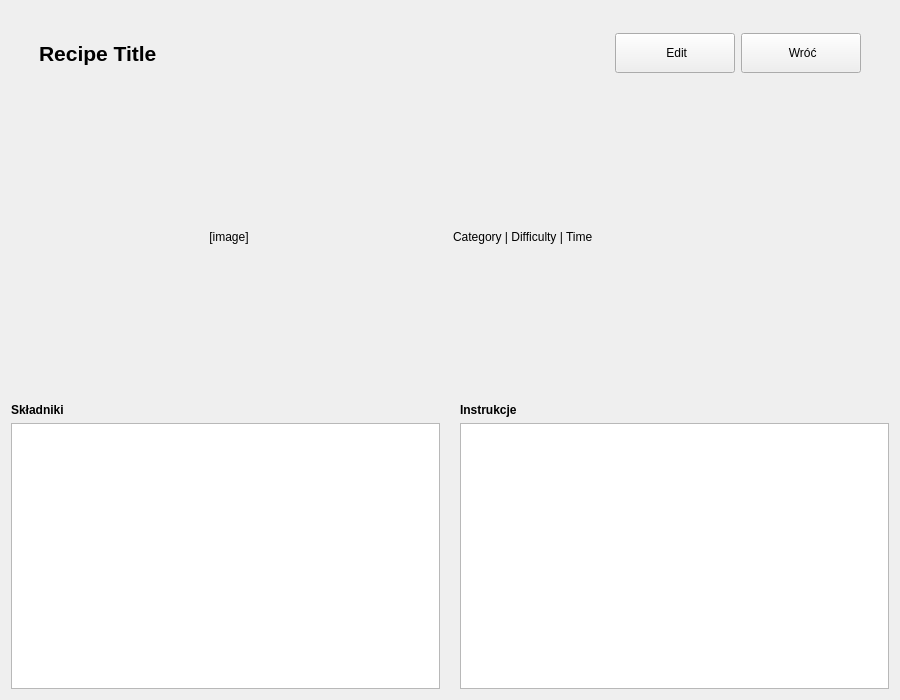
akmqu/recipe-manager, file RecipeManager/pages/RecipeDetailsPage.ui: the form before one commit.
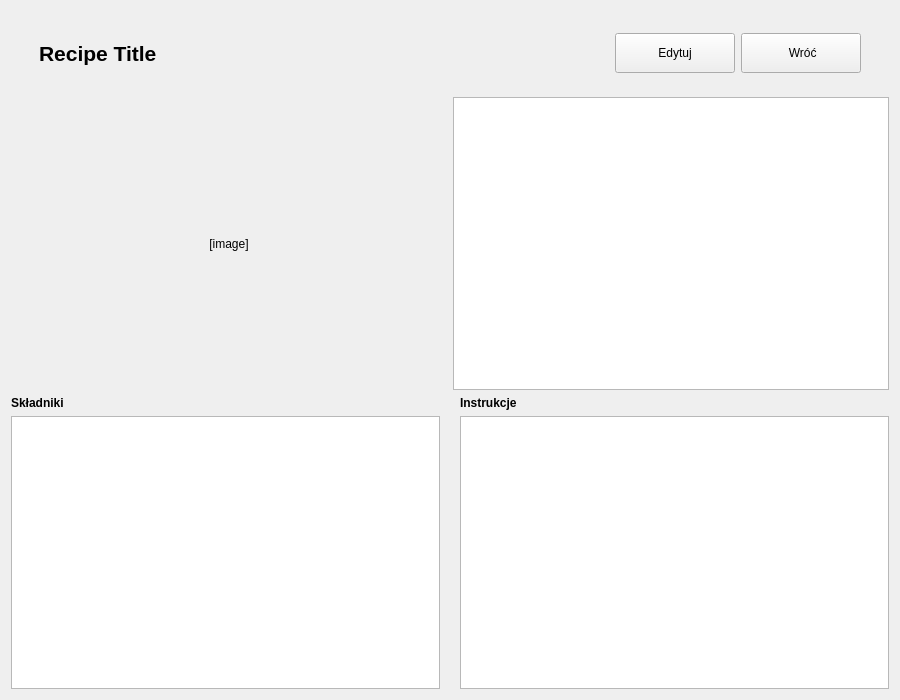
The form after the commit.

Commit message: page favorite, edit mode, photo load

The edit to the form file:
```diff
--- a/RecipeManager/pages/RecipeDetailsPage.ui
+++ b/RecipeManager/pages/RecipeDetailsPage.ui
@@ -79,7 +79,7 @@
             </size>
            </property>
            <property name="text">
-            <string> Edit</string>
+            <string>Edytuj</string>
            </property>
           </widget>
          </item>
@@ -102,15 +102,15 @@
         <layout class="QHBoxLayout" name="horizontalLayout_4">
          <item>
           <widget class="QLabel" name="label_DetailImage">
-           <property name="minimumSize">
-            <size>
-             <width>400</width>
-             <height>280</height>
-            </size>
+           <property name="sizePolicy">
+            <sizepolicy hsizetype="Expanding" vsizetype="Fixed">
+             <horstretch>0</horstretch>
+             <verstretch>0</verstretch>
+            </sizepolicy>
            </property>
            <property name="maximumSize">
             <size>
-             <width>460</width>
+             <width>520</width>
              <height>320</height>
             </size>
            </property>
@@ -123,36 +123,39 @@
           </widget>
          </item>
          <item>
-          <widget class="QLabel" name="label_DetailInfo">
+          <widget class="QTextBrowser" name="textBrowser_Meta">
            <property name="minimumSize">
             <size>
-             <width>0</width>
-             <height>28</height>
+             <width>260</width>
+             <height>40</height>
             </size>
            </property>
-           <property name="text">
-            <string>Category | Difficulty | Time</string>
+           <property name="maximumSize">
+            <size>
+             <width>520</width>
+             <height>320</height>
+            </size>
            </property>
-           <property name="wordWrap">
-            <bool>true</bool>
+           <property name="focusPolicy">
+            <enum>Qt::NoFocus</enum>
+           </property>
+           <property name="html">
+            <string>&lt;!DOCTYPE HTML PUBLIC &quot;-//W3C//DTD HTML 4.0//EN&quot; &quot;http://www.w3.org/TR/REC-html40/strict.dtd&quot;&gt;
+&lt;html&gt;&lt;head&gt;&lt;meta name=&quot;qrichtext&quot; content=&quot;1&quot; /&gt;&lt;meta charset=&quot;utf-8&quot; /&gt;&lt;style type=&quot;text/css&quot;&gt;
+p, li { white-space: pre-wrap; }
+hr { height: 1px; border-width: 0; }
+li.unchecked::marker { content: &quot;\2610&quot;; }
+li.checked::marker { content: &quot;\2612&quot;; }
+&lt;/style&gt;&lt;/head&gt;&lt;body style=&quot; font-family:'Ubuntu'; font-size:10pt; font-weight:400; font-style:normal;&quot;&gt;
+&lt;p style=&quot;-qt-paragraph-type:empty; margin-top:0px; margin-bottom:0px; margin-left:0px; margin-right:0px; -qt-block-indent:0; text-indent:0px;&quot;&gt;&lt;br /&gt;&lt;/p&gt;&lt;/body&gt;&lt;/html&gt;</string>
+           </property>
+           <property name="openExternalLinks">
+            <bool>false</bool>
            </property>
           </widget>
          </item>
         </layout>
        </item>
-       <item>
-        <spacer name="horizontalSpacer">
-         <property name="orientation">
-          <enum>Qt::Horizontal</enum>
-         </property>
-         <property name="sizeHint" stdset="0">
-          <size>
-           <width>40</width>
-           <height>20</height>
-          </size>
-         </property>
-        </spacer>
-       </item>
        <item>
         <layout class="QGridLayout" name="gridLayout_2">
          <property name="horizontalSpacing">
```
The commit also changes 22 other files.
